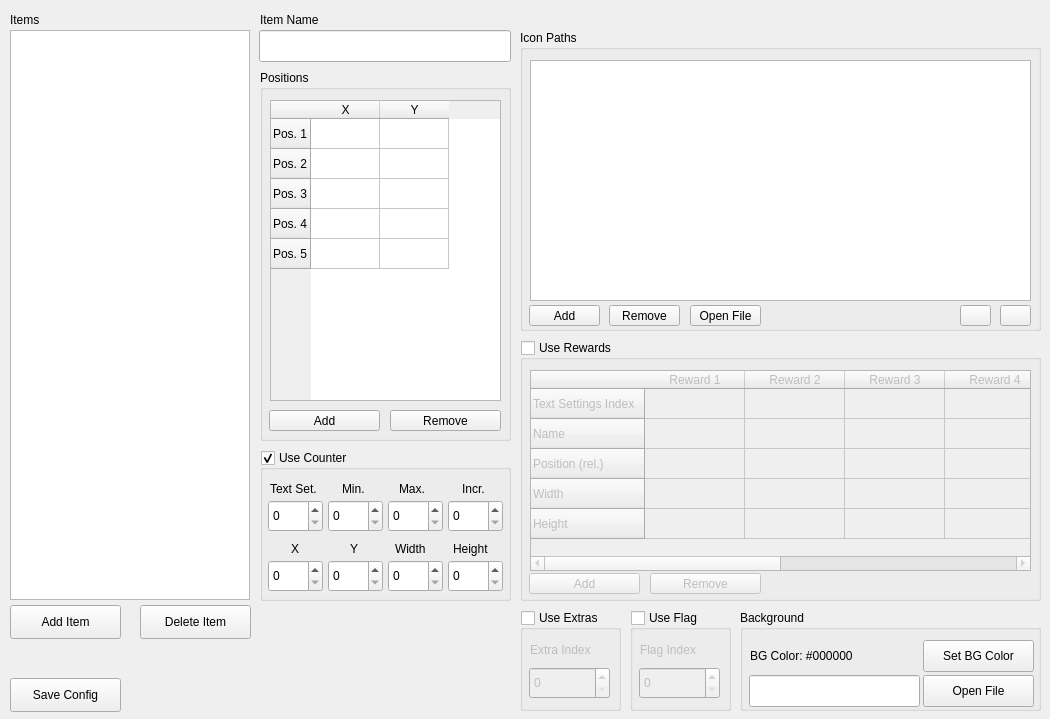
Before: the Qt Designer form ui/editor.ui in Yanis002/SaucisseTracker, drawn with Qt 5.
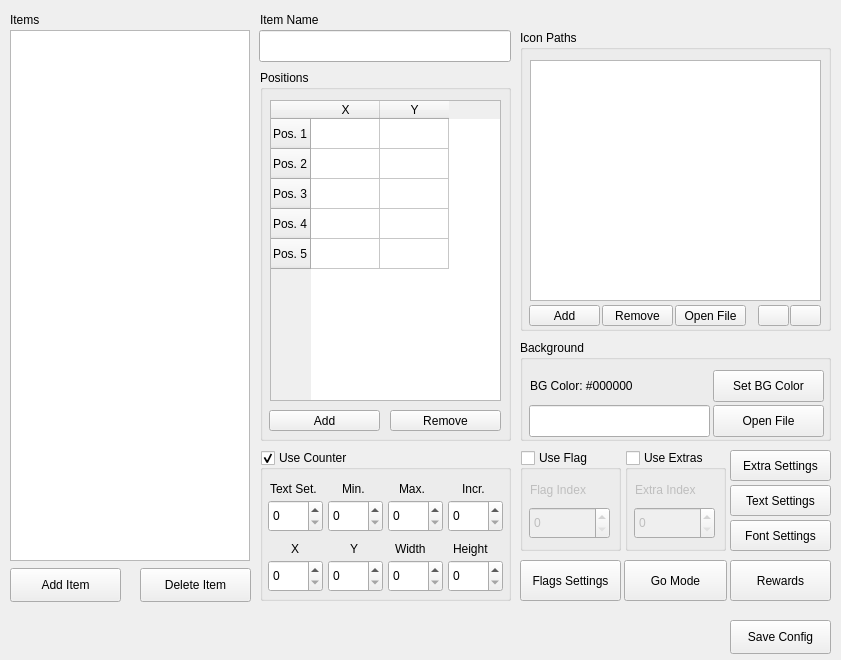
After: the same form once the commit is applied. Icons and pictures are not drawn.

Patch:
```diff
--- a/ui/editor.ui
+++ b/ui/editor.ui
@@ -6,8 +6,8 @@
    <rect>
     <x>0</x>
     <y>0</y>
-    <width>1050</width>
-    <height>719</height>
+    <width>841</width>
+    <height>660</height>
    </rect>
   </property>
   <property name="windowTitle">
@@ -42,7 +42,7 @@
      <x>10</x>
      <y>30</y>
      <width>240</width>
-     <height>570</height>
+     <height>531</height>
     </rect>
    </property>
   </widget>
@@ -144,7 +144,7 @@
     <rect>
      <x>520</x>
      <y>30</y>
-     <width>521</width>
+     <width>311</width>
      <height>301</height>
     </rect>
    </property>
@@ -156,7 +156,7 @@
      <rect>
       <x>10</x>
       <y>30</y>
-      <width>501</width>
+      <width>291</width>
       <height>241</height>
      </rect>
     </property>
@@ -164,7 +164,7 @@
    <widget class="QPushButton" name="pushButton_11">
     <property name="geometry">
      <rect>
-      <x>89</x>
+      <x>82</x>
       <y>275</y>
       <width>71</width>
       <height>21</height>
@@ -190,7 +190,7 @@
    <widget class="QPushButton" name="pushButton_13">
     <property name="geometry">
      <rect>
-      <x>170</x>
+      <x>155</x>
       <y>275</y>
       <width>71</width>
       <height>21</height>
@@ -203,7 +203,7 @@
    <widget class="QPushButton" name="pushButton_14">
     <property name="geometry">
      <rect>
-      <x>440</x>
+      <x>238</x>
       <y>275</y>
       <width>31</width>
       <height>21</height>
@@ -222,7 +222,7 @@
    <widget class="QPushButton" name="pushButton_15">
     <property name="geometry">
      <rect>
-      <x>480</x>
+      <x>270</x>
       <y>275</y>
       <width>31</width>
       <height>21</height>
@@ -455,8 +455,8 @@
   <widget class="QGroupBox" name="groupBox_3">
    <property name="geometry">
     <rect>
-     <x>520</x>
-     <y>610</y>
+     <x>625</x>
+     <y>450</y>
      <width>101</width>
      <height>101</height>
     </rect>
@@ -500,8 +500,8 @@
   <widget class="QGroupBox" name="groupBox_5">
    <property name="geometry">
     <rect>
-     <x>630</x>
-     <y>610</y>
+     <x>520</x>
+     <y>450</y>
      <width>101</width>
      <height>101</height>
     </rect>
@@ -545,9 +545,9 @@
   <widget class="QGroupBox" name="groupBox_6">
    <property name="geometry">
     <rect>
-     <x>740</x>
-     <y>610</y>
-     <width>301</width>
+     <x>520</x>
+     <y>340</y>
+     <width>311</width>
      <height>101</height>
     </rect>
    </property>
@@ -559,7 +559,7 @@
      <rect>
       <x>9</x>
       <y>65</y>
-      <width>171</width>
+      <width>181</width>
       <height>32</height>
      </rect>
     </property>
@@ -567,7 +567,7 @@
    <widget class="QPushButton" name="pushButton_3">
     <property name="geometry">
      <rect>
-      <x>183</x>
+      <x>193</x>
       <y>65</y>
       <width>111</width>
       <height>32</height>
@@ -593,7 +593,7 @@
    <widget class="QPushButton" name="pushButton_6">
     <property name="geometry">
      <rect>
-      <x>183</x>
+      <x>193</x>
       <y>30</y>
       <width>111</width>
       <height>32</height>
@@ -604,122 +604,12 @@
     </property>
    </widget>
   </widget>
-  <widget class="QGroupBox" name="groupBox_7">
-   <property name="geometry">
-    <rect>
-     <x>520</x>
-     <y>340</y>
-     <width>521</width>
-     <height>261</height>
-    </rect>
-   </property>
-   <property name="title">
-    <string>Use Rewards</string>
-   </property>
-   <property name="checkable">
-    <bool>true</bool>
-   </property>
-   <property name="checked">
-    <bool>false</bool>
-   </property>
-   <widget class="QTableWidget" name="tableWidget_4">
-    <property name="geometry">
-     <rect>
-      <x>10</x>
-      <y>30</y>
-      <width>501</width>
-      <height>201</height>
-     </rect>
-    </property>
-    <row>
-     <property name="text">
-      <string>Text Settings Index</string>
-     </property>
-    </row>
-    <row>
-     <property name="text">
-      <string>Name</string>
-     </property>
-    </row>
-    <row>
-     <property name="text">
-      <string>Position (rel.)</string>
-     </property>
-    </row>
-    <row>
-     <property name="text">
-      <string>Width</string>
-     </property>
-    </row>
-    <row>
-     <property name="text">
-      <string>Height</string>
-     </property>
-    </row>
-    <column>
-     <property name="text">
-      <string>Reward 1</string>
-     </property>
-    </column>
-    <column>
-     <property name="text">
-      <string>Reward 2</string>
-     </property>
-    </column>
-    <column>
-     <property name="text">
-      <string>Reward 3</string>
-     </property>
-    </column>
-    <column>
-     <property name="text">
-      <string>Reward 4</string>
-     </property>
-    </column>
-    <column>
-     <property name="text">
-      <string>Reward 5</string>
-     </property>
-    </column>
-    <column>
-     <property name="text">
-      <string>Reward 6</string>
-     </property>
-    </column>
-   </widget>
-   <widget class="QPushButton" name="pushButton_4">
-    <property name="geometry">
-     <rect>
-      <x>130</x>
-      <y>233</y>
-      <width>111</width>
-      <height>21</height>
-     </rect>
-    </property>
-    <property name="text">
-     <string>Remove</string>
-    </property>
-   </widget>
-   <widget class="QPushButton" name="pushButton_5">
-    <property name="geometry">
-     <rect>
-      <x>9</x>
-      <y>233</y>
-      <width>111</width>
-      <height>21</height>
-     </rect>
-    </property>
-    <property name="text">
-     <string>Add</string>
-    </property>
-   </widget>
-  </widget>
   <widget class="QPushButton" name="pushButton_8">
    <property name="geometry">
     <rect>
-     <x>10</x>
-     <y>678</y>
-     <width>111</width>
+     <x>730</x>
+     <y>620</y>
+     <width>101</width>
      <height>34</height>
     </rect>
    </property>
@@ -731,7 +621,7 @@
    <property name="geometry">
     <rect>
      <x>140</x>
-     <y>605</y>
+     <y>568</y>
      <width>111</width>
      <height>34</height>
     </rect>
@@ -744,7 +634,7 @@
    <property name="geometry">
     <rect>
      <x>10</x>
-     <y>605</y>
+     <y>568</y>
      <width>111</width>
      <height>34</height>
     </rect>
@@ -753,6 +643,84 @@
     <string>Add Item</string>
    </property>
   </widget>
+  <widget class="QPushButton" name="pushButton_5">
+   <property name="geometry">
+    <rect>
+     <x>520</x>
+     <y>560</y>
+     <width>101</width>
+     <height>41</height>
+    </rect>
+   </property>
+   <property name="text">
+    <string>Flags Settings</string>
+   </property>
+  </widget>
+  <widget class="QPushButton" name="pushButton_7">
+   <property name="geometry">
+    <rect>
+     <x>730</x>
+     <y>485</y>
+     <width>101</width>
+     <height>31</height>
+    </rect>
+   </property>
+   <property name="text">
+    <string>Text Settings</string>
+   </property>
+  </widget>
+  <widget class="QPushButton" name="pushButton_16">
+   <property name="geometry">
+    <rect>
+     <x>730</x>
+     <y>520</y>
+     <width>101</width>
+     <height>31</height>
+    </rect>
+   </property>
+   <property name="text">
+    <string>Font Settings</string>
+   </property>
+  </widget>
+  <widget class="QPushButton" name="pushButton_17">
+   <property name="geometry">
+    <rect>
+     <x>624</x>
+     <y>560</y>
+     <width>103</width>
+     <height>41</height>
+    </rect>
+   </property>
+   <property name="text">
+    <string>Go Mode</string>
+   </property>
+  </widget>
+  <widget class="QPushButton" name="pushButton_18">
+   <property name="geometry">
+    <rect>
+     <x>730</x>
+     <y>450</y>
+     <width>101</width>
+     <height>31</height>
+    </rect>
+   </property>
+   <property name="text">
+    <string>Extra Settings</string>
+   </property>
+  </widget>
+  <widget class="QPushButton" name="pushButton_4">
+   <property name="geometry">
+    <rect>
+     <x>730</x>
+     <y>560</y>
+     <width>101</width>
+     <height>41</height>
+    </rect>
+   </property>
+   <property name="text">
+    <string>Rewards</string>
+   </property>
+  </widget>
  </widget>
  <resources/>
  <connections/>
```
